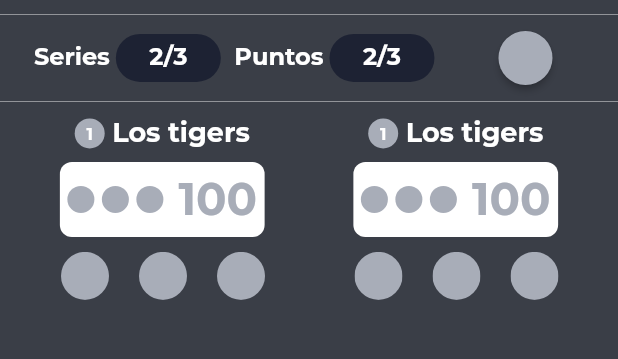
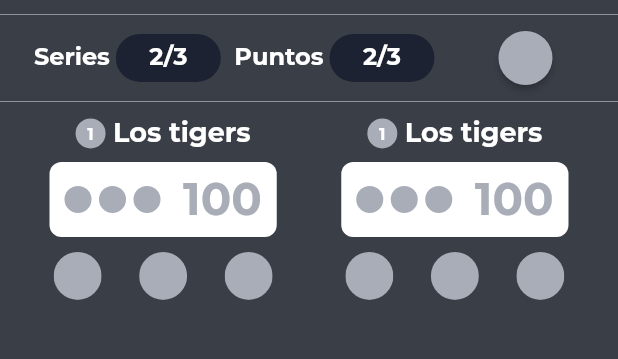
Before and after one commit to nexstar-abrahammella/Dominote, a Flutter app: the screen it shows after launch, on a phone screen of 412 x 824 dp, the part 70-429 px from its top. Run offline on Flutter 3.47's test engine with Material 2 defaults, Android fonts, the phone set to English and light mode, and no system bars.

Commit message:
add padding in score placeholder

```diff
--- a/lib/components/game_information.dart
+++ b/lib/components/game_information.dart
@@ -13,7 +13,8 @@ class GameHeaderInformation extends StatefulWidget {
 class _GameHeaderInformationState extends State<GameHeaderInformation> {
   @override
   Widget build(BuildContext context) {
-    return Row(
+    return Center(
+      child: Row(
         children: <Widget>[
           Padding(
             padding: const EdgeInsets.only(left: 5.0),
@@ -40,6 +41,7 @@ class _GameHeaderInformationState extends State<GameHeaderInformation> {
             ),
           )
         ],
+      ),
     );
   }
 }
--- a/lib/components/team_points_board.dart
+++ b/lib/components/team_points_board.dart
@@ -23,7 +23,7 @@ class _TeamPointsBoardState extends State<TeamPointsBoard> {
           ),
           Container(
             height: 50,
-            padding: EdgeInsets.only(left: 5, right: 5),
+            padding: EdgeInsets.only(left: 10, right: 10),
             decoration: BoxDecoration(
                 color: whiteColor,
                 borderRadius: BorderRadius.all(Radius.circular(8))),
@@ -114,7 +114,7 @@ class TeamPointsIndicator extends StatelessWidget {
           radius: pointCircleRadius,
         ),
         SizedBox(
-          width: 10,
+          width: 15,
         ),
         Text(
           teamPoints.toString(),
@@ -140,15 +140,9 @@ class _FastPointsActionsState extends State<FastPointsActions> {
   Widget build(BuildContext context) {
     return Container(
       padding: EdgeInsets.only(top: 10),
-      width: 155,
-      height: 42,
-      child: ListView.builder(
-        itemCount: 3,
-        scrollDirection: Axis.horizontal,
-        itemBuilder: (context, index) {
-          return Container(
-            padding: EdgeInsets.only(left: 10, right: 10),
-            child: ClipOval(
+      child: Row(
+        children: <Widget>[
+          ClipOval(
             child: Material(
               color: blue300, // button color
               child: InkWell(
@@ -160,8 +154,37 @@ class _FastPointsActionsState extends State<FastPointsActions> {
               ),
             ),
           ),
-          );
-        },
+          SizedBox(
+            width: 25,
+          ),
+          ClipOval(
+            child: Material(
+              color: blue300, // button color
+              child: InkWell(
+                child: SizedBox(
+                  width: 32,
+                  height: 32,
+                ),
+                onTap: () {},
+              ),
+            ),
+          ),
+          SizedBox(
+            width: 25,
+          ),
+          ClipOval(
+            child: Material(
+              color: blue300, // button color
+              child: InkWell(
+                child: SizedBox(
+                  width: 32,
+                  height: 32,
+                ),
+                onTap: () {},
+              ),
+            ),
+          ),
+        ],
       ),
     );
   }
```
Lines whose indentation alone changed are shown as unchanged.
